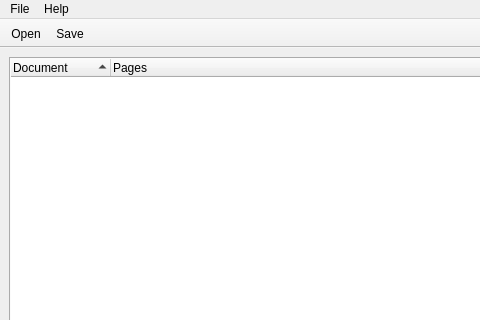
The window that assets/fusepdf.ui (nettstudio/fusepdf) describes before a commit, drawn with Qt 5; both pictures show x 0 to 480 and y 0 to 320 of the 1053 by 690 pixel window.
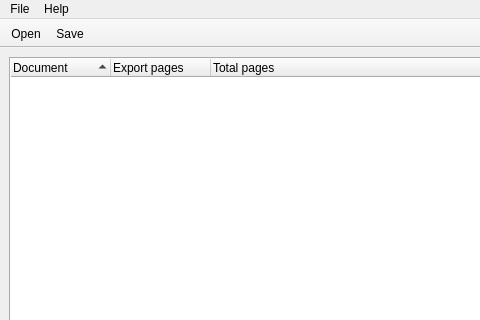
The same window after the commit. Icons and pictures are not drawn. Custom widgets are drawn as their Qt base class.

Commit message: show pages to export for each doc in output

What changed in the file:
```diff
--- a/assets/fusepdf.ui
+++ b/assets/fusepdf.ui
@@ -122,7 +122,12 @@
             </column>
             <column>
              <property name="text">
-              <string>Pages</string>
+              <string>Export pages</string>
+             </property>
+            </column>
+            <column>
+             <property name="text">
+              <string>Total pages</string>
              </property>
             </column>
            </widget>
```
Left out of the diff: 8 changed lines with no effect on the pictures. The commit also changes 1 other file.
